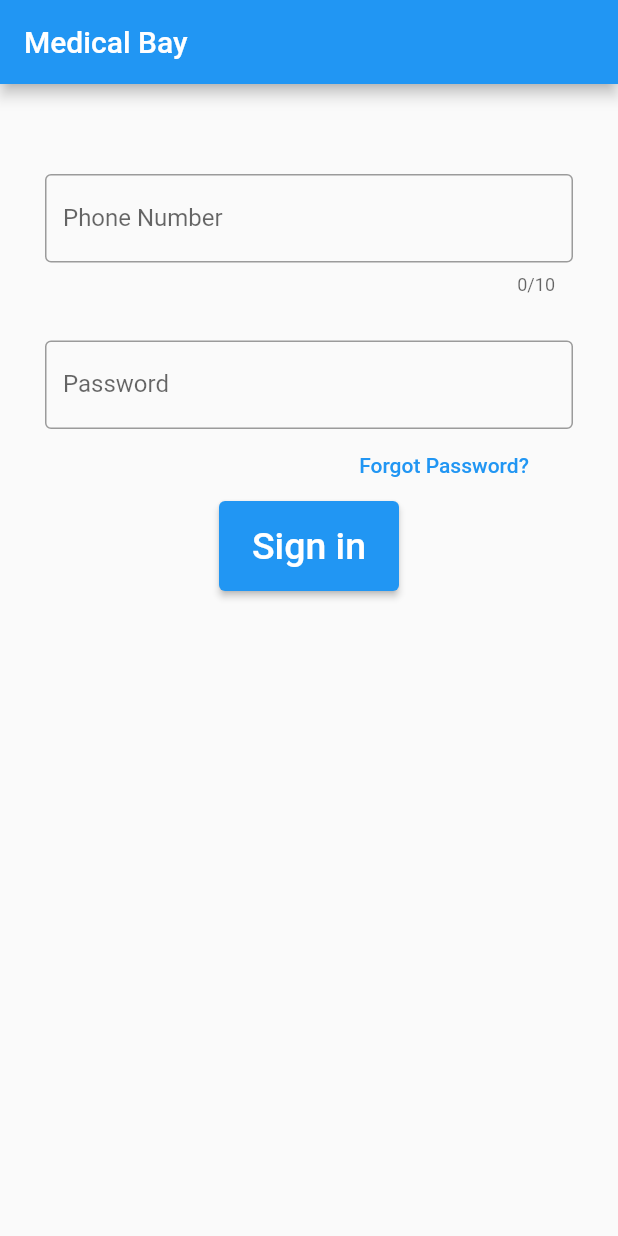
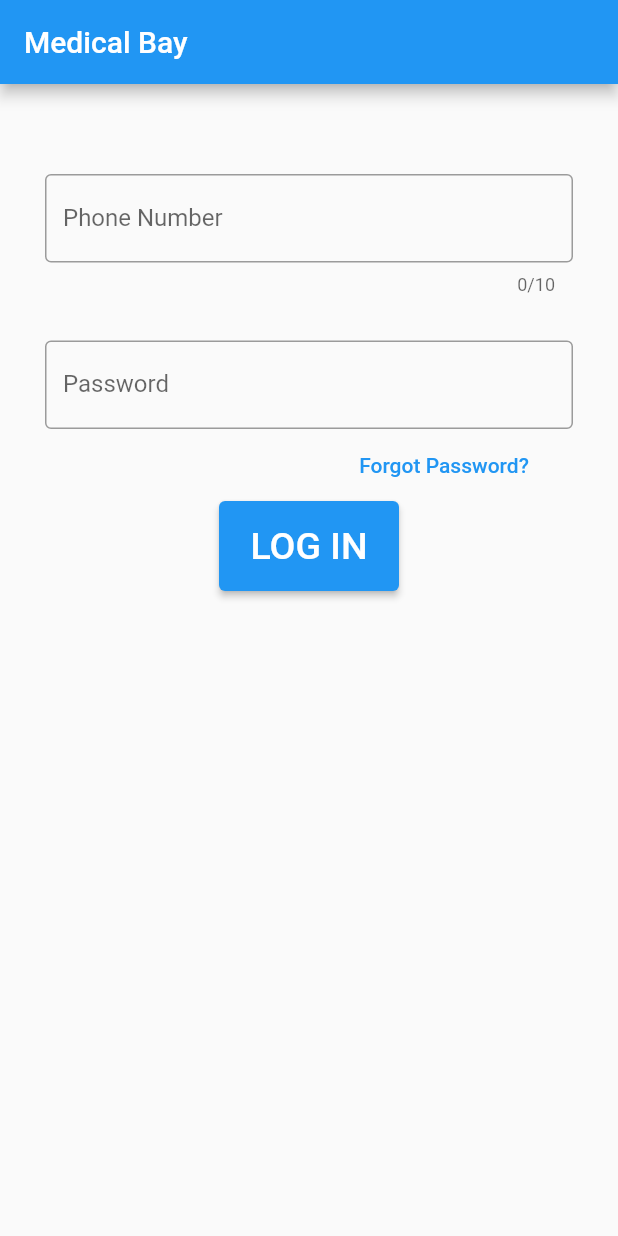
Before and after one commit to yousefabd/Programming_Languages, a Flutter app: the screen it shows after launch, on a phone screen of 412 x 824 dp. Run offline on Flutter 3.47's test engine with Material 2 defaults, Android fonts, the phone set to English and light mode, and no system bars; our stand-ins replace google_fonts.

Commit message:
changed 'Sign in' into 'LOG IN'

```diff
--- a/lib/screens/login.dart
+++ b/lib/screens/login.dart
@@ -49,7 +49,7 @@ class LogInScreen extends StatelessWidget {
                       print(_passwordController.text);
                     },
                     child: Text(
-                      'Sign in',
+                      'LOG IN',
                       style: TextStyle(fontSize: 25),
                     )))
           ],
```
